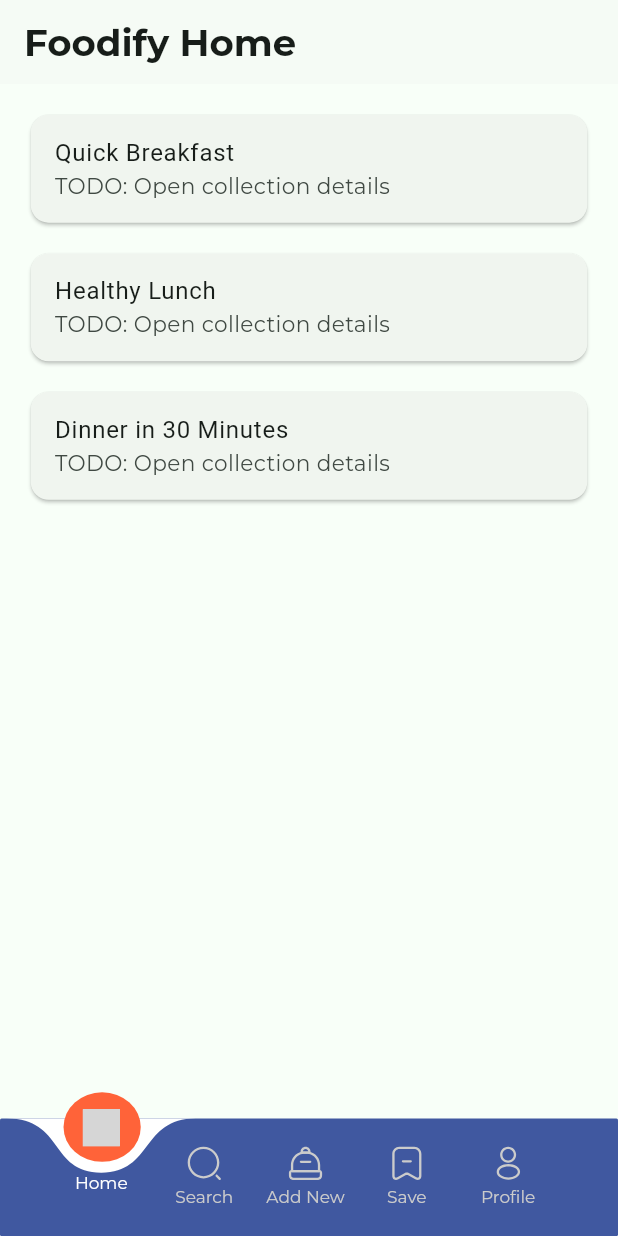
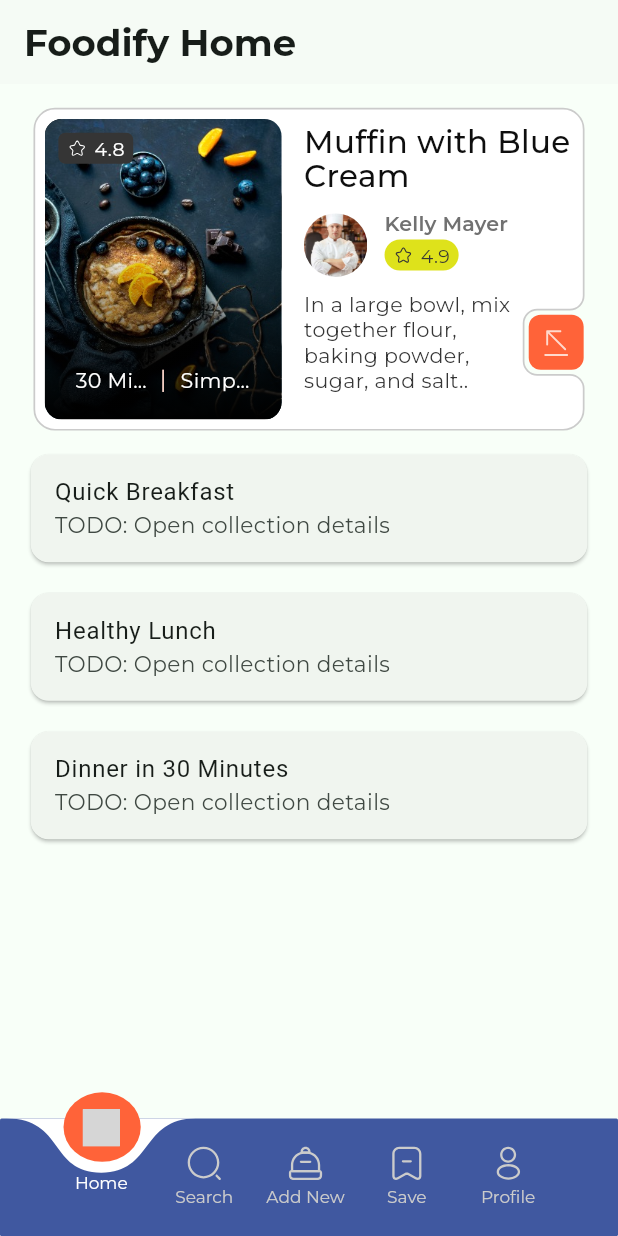
Before and after one commit to Nomonjon0124/foodify_cooking, a Flutter app: the HomePage screen opened by its route, on a phone screen of 412 x 824 dp. Run offline on Flutter 3.47's test engine with Material 3 defaults, Android fonts, the phone set to English and light mode, and no system bars; our stand-ins replace cached_network_image, dio, equatable, flutter_bloc, flutter_screenutil, flutter_svg and 5 more; project files that could hold a hidden picture were left out; grey boxes are pictures that could not be loaded.

Commit message:
custom paint widgets

```diff
--- /dev/null
+++ b/lib/common/widgets/recipe_cards/recipe_card_action_button.dart
@@ -0,0 +1,49 @@
+import 'dart:math' as math;
+
+import 'package:flutter/material.dart';
+import 'package:flutter_svg/flutter_svg.dart';
+
+class RecipeCardActionButton extends StatelessWidget {
+  const RecipeCardActionButton({
+    required this.onPressed,
+    super.key,
+    this.iconPath = 'assets/icons/recipe_cards/send.svg',
+    this.scale = 1,
+  });
+
+  final VoidCallback? onPressed;
+  final String iconPath;
+  final double scale;
+
+  @override
+  Widget build(BuildContext context) {
+    return GestureDetector(
+      behavior: HitTestBehavior.opaque,
+      onTap: onPressed,
+      child: Container(
+        key: const Key('recipe_card_action_button'),
+        width: 32 * scale,
+        height: 32 * scale,
+        padding: EdgeInsets.all(2 * scale),
+        decoration: BoxDecoration(
+          color: const Color(0xFFFF6339),
+          borderRadius: BorderRadius.circular(7 * scale),
+        ),
+        child: Center(
+          child: Transform.rotate(
+            angle: math.pi,
+            child: Transform(
+              alignment: Alignment.center,
+              transform: Matrix4.diagonal3Values(1, -1, 1),
+              child: SvgPicture.asset(
+                iconPath,
+                width: 18 * scale,
+                height: 18 * scale,
+              ),
+            ),
+          ),
+        ),
+      ),
+    );
+  }
+}
--- /dev/null
+++ b/lib/common/widgets/recipe_cards/recipe_main_card.dart
@@ -0,0 +1,278 @@
+import 'dart:math' as math;
+
+import 'package:flutter/material.dart';
+
+import '../../../core/gen/fonts.gen.dart';
+import 'recipe_card_action_button.dart';
+import 'recipe_main_card_image.dart';
+import 'recipe_rating_badge.dart';
+
+class RecipeMainCard extends StatelessWidget {
+  const RecipeMainCard({
+    required this.title,
+    required this.authorName,
+    required this.description,
+    required this.durationLabel,
+    required this.difficultyLabel,
+    required this.imagePath,
+    required this.authorImagePath,
+    required this.topRating,
+    required this.authorRating,
+    required this.onActionPressed,
+    super.key,
+    this.overlayImagePath =
+        'assets/images/recipe_cards/main_card_content_overlay.png',
+  });
+
+  final String title;
+  final String authorName;
+  final String description;
+  final String durationLabel;
+  final String difficultyLabel;
+  final String imagePath;
+  final String overlayImagePath;
+  final String authorImagePath;
+  final String topRating;
+  final String authorRating;
+  final VoidCallback? onActionPressed;
+
+  static const _designWidth = 320.0;
+  static const _designHeight = 187.0;
+  static const _maxResponsiveWidth = 420.0;
+
+  @override
+  Widget build(BuildContext context) {
+    return LayoutBuilder(
+      builder: (context, constraints) {
+        final screenWidth = MediaQuery.sizeOf(context).width;
+        final maxWidth = constraints.hasBoundedWidth
+            ? constraints.maxWidth
+            : screenWidth;
+        final preferredWidth = (screenWidth / 360) * _designWidth;
+        final cardWidth = math.min(
+          math.min(preferredWidth, _maxResponsiveWidth),
+          maxWidth,
+        );
+        final scale = cardWidth / _designWidth;
+        final cardHeight = _designHeight * scale;
+
+        return SizedBox(
+          key: const Key('recipe_main_card'),
+          width: cardWidth,
+          height: cardHeight,
+          child: Stack(
+            clipBehavior: Clip.none,
+            children: [
+              const Positioned.fill(
+                child: CustomPaint(
+                  key: Key('recipe_main_card_background'),
+                  painter: _RecipeMainCardBackgroundPainter(),
+                ),
+              ),
+              Positioned(
+                left: 6 * scale,
+                top: 6 * scale,
+                width: 314 * scale,
+                height: 175 * scale,
+                child: Stack(
+                  clipBehavior: Clip.none,
+                  children: [
+                    Positioned(
+                      left: 0,
+                      top: 0,
+                      child: RecipeMainCardImage(
+                        imagePath: imagePath,
+                        overlayImagePath: overlayImagePath,
+                        topRating: topRating,
+                        durationLabel: durationLabel,
+                        difficultyLabel: difficultyLabel,
+                        scale: scale,
+                      ),
+                    ),
+                    Positioned(
+                      left: 151 * scale,
+                      top: 3 * scale,
+                      width: 159 * scale,
+                      child: Column(
+                        crossAxisAlignment: CrossAxisAlignment.start,
+                        children: [
+                          SizedBox(
+                            height: 46 * scale,
+                            child: Text(
+                              title,
+                              maxLines: 2,
+                              overflow: TextOverflow.ellipsis,
+                              style: TextStyle(
+                                color: const Color(0xFF0E0E0E),
+                                fontSize: 18 * scale,
+                                fontWeight: FontWeight.w500,
+                                height: 1.12,
+                                fontFamily: FontFamily.montserrat,
+                              ),
+                            ),
+                          ),
+                          SizedBox(height: 6 * scale),
+                          _RecipeAuthorRow(
+                            authorName: authorName,
+                            authorImagePath: authorImagePath,
+                            authorRating: authorRating,
+                            scale: scale,
+                          ),
+                        ],
+                      ),
+                    ),
+                    Positioned(
+                      left: 151 * scale,
+                      top: 100 * scale,
+                      width: 163 * scale,
+                      child: Row(
+                        crossAxisAlignment: CrossAxisAlignment.center,
+                        children: [
+                          SizedBox(
+                            width: 125 * scale,
+                            height: 60 * scale,
+                            child: Text(
+                              description,
+                              maxLines: 4,
+                              overflow: TextOverflow.ellipsis,
+                              style: TextStyle(
+                                color: const Color(0xFF353535),
+                                fontSize: 12 * scale,
+                                fontWeight: FontWeight.w400,
+                                height: 1.25,
+                                fontFamily: FontFamily.montserrat,
+                              ),
+                            ),
+                          ),
+                          SizedBox(width: 6 * scale),
+                          RecipeCardActionButton(
+                            onPressed: onActionPressed,
+                            scale: scale,
+                          ),
+                        ],
+                      ),
+                    ),
+                  ],
+                ),
+              ),
+            ],
+          ),
+        );
+      },
+    );
+  }
+}
+
+class _RecipeAuthorRow extends StatelessWidget {
+  const _RecipeAuthorRow({
+    required this.authorName,
+    required this.authorImagePath,
+    required this.authorRating,
+    required this.scale,
+  });
+
+  final String authorName;
+  final String authorImagePath;
+  final String authorRating;
+  final double scale;
+
+  @override
+  Widget build(BuildContext context) {
+    return Row(
+      crossAxisAlignment: CrossAxisAlignment.start,
+      children: [
+        ClipOval(
+          child: Image.asset(
+            authorImagePath,
+            width: 37 * scale,
+            height: 37 * scale,
+            fit: BoxFit.cover,
+          ),
+        ),
+        SizedBox(width: 10 * scale),
+        SizedBox(
+          width: 108 * scale,
+          child: Column(
+            crossAxisAlignment: CrossAxisAlignment.start,
+            children: [
+              Text(
+                authorName,
+                maxLines: 1,
+                overflow: TextOverflow.ellipsis,
+                style: TextStyle(
+                  color: const Color(0xFF717171),
+                  fontSize: 12 * scale,
+                  fontWeight: FontWeight.w600,
+                  height: 1,
+                  letterSpacing: 0.096 * scale,
+                  fontFamily: FontFamily.montserrat,
+                ),
+              ),
+              SizedBox(height: 3 * scale),
+              RecipeRatingBadge(
+                rating: authorRating,
+                starAssetPath: 'assets/icons/recipe_cards/star_dark.svg',
+                backgroundColor: const Color(0xFFDEE21B),
+                textColor: const Color(0xFF353535),
+                borderRadius: 22,
+                scale: scale,
+              ),
+            ],
+          ),
+        ),
+      ],
+    );
+  }
+}
+
+class _RecipeMainCardBackgroundPainter extends CustomPainter {
+  const _RecipeMainCardBackgroundPainter();
+
+  static const _designWidth = 320.0;
+  static const _designHeight = 187.0;
+
+  @override
+  void paint(Canvas canvas, Size size) {
+    if (size.isEmpty) return;
+
+    canvas
+      ..save()
+      ..scale(size.width / _designWidth, size.height / _designHeight);
+
+    final path = Path()
+      ..moveTo(308, 0)
+      ..cubicTo(314.627, 0, 320, 5.37259, 320, 12)
+      ..lineTo(320, 109)
+      ..cubicTo(320, 113.418, 316.418, 117, 312, 117)
+      ..lineTo(293, 117)
+      ..cubicTo(288.582, 117, 285, 120.582, 285, 125)
+      ..lineTo(285, 147)
+      ..cubicTo(285, 151.418, 288.582, 155, 293, 155)
+      ..lineTo(312, 155)
+      ..cubicTo(316.418, 155, 320, 158.582, 320, 163)
+      ..lineTo(320, 175)
+      ..cubicTo(320, 181.627, 314.627, 187, 308, 187)
+      ..lineTo(12, 187)
+      ..cubicTo(5.37259, 187, 0, 181.627, 0, 175)
+      ..lineTo(0, 12)
+      ..cubicTo(0, 5.37258, 5.37258, 0, 12, 0)
+      ..lineTo(308, 0)
+      ..close();
+
+    canvas
+      ..drawPath(path, Paint()..color = Colors.white)
+      ..drawPath(
+        path,
+        Paint()
+          ..color = const Color(0xFFCBCBCB)
+          ..style = PaintingStyle.stroke
+          ..strokeWidth = 1,
+      )
+      ..restore();
+  }
+
+  @override
+  bool shouldRepaint(covariant _RecipeMainCardBackgroundPainter oldDelegate) {
+    return false;
+  }
+}
--- /dev/null
+++ b/lib/common/widgets/recipe_cards/recipe_main_card_image.dart
@@ -0,0 +1,116 @@
+import 'package:flutter/material.dart';
+
+import '../../../core/gen/fonts.gen.dart';
+import 'recipe_rating_badge.dart';
+
+class RecipeMainCardImage extends StatelessWidget {
+  const RecipeMainCardImage({
+    required this.imagePath,
+    required this.overlayImagePath,
+    required this.topRating,
+    required this.durationLabel,
+    required this.difficultyLabel,
+    super.key,
+    this.scale = 1,
+  });
+
+  final String imagePath;
+  final String overlayImagePath;
+  final String topRating;
+  final String durationLabel;
+  final String difficultyLabel;
+  final double scale;
+
+  @override
+  Widget build(BuildContext context) {
+    return ClipRRect(
+      borderRadius: BorderRadius.circular(10 * scale),
+      child: SizedBox(
+        width: 138 * scale,
+        height: 175 * scale,
+        child: Stack(
+          fit: StackFit.expand,
+          children: [
+            Image.asset(imagePath, fit: BoxFit.cover),
+            Image.asset(overlayImagePath, fit: BoxFit.cover),
+            Positioned(
+              left: 8 * scale,
+              top: 8 * scale,
+              child: RecipeRatingBadge(
+                rating: topRating,
+                starAssetPath: 'assets/icons/recipe_cards/star_white.svg',
+                backgroundColor: const Color(0xFF353535),
+                textColor: Colors.white,
+                scale: scale,
+              ),
+            ),
+            Positioned(
+              left: 0,
+              right: 0,
+              bottom: 0,
+              height: 101 * scale,
+              child: DecoratedBox(
+                decoration: BoxDecoration(
+                  gradient: LinearGradient(
+                    begin: Alignment.topCenter,
+                    end: Alignment.bottomCenter,
+                    colors: [
+                      const Color(0xFF030303).withValues(alpha: 0),
+                      Colors.black,
+                    ],
+                  ),
+                ),
+              ),
+            ),
+            Positioned(
+              left: 18 * scale,
+              right: 18 * scale,
+              bottom: 16 * scale,
+              child: SizedBox(
+                width: 120 * scale,
+                child: Row(
+                  mainAxisAlignment: MainAxisAlignment.center,
+                  children: [
+                    Expanded(child: _MetaText(durationLabel, scale: scale)),
+                    SizedBox(width: 9 * scale),
+                    Container(
+                      width: 1 * scale,
+                      height: 13 * scale,
+                      color: const Color(0xFFFFD9CD),
+                    ),
+                    SizedBox(width: 9 * scale),
+                    Expanded(child: _MetaText(difficultyLabel, scale: scale)),
+                  ],
+                ),
+              ),
+            ),
+          ],
+        ),
+      ),
+    );
+  }
+}
+
+class _MetaText extends StatelessWidget {
+  const _MetaText(this.text, {required this.scale});
+
+  final String text;
+  final double scale;
+
+  @override
+  Widget build(BuildContext context) {
+    return Text(
+      text,
+      textAlign: TextAlign.center,
+      maxLines: 1,
+      overflow: TextOverflow.ellipsis,
+      style: TextStyle(
+        color: Colors.white,
+        fontSize: 12 * scale,
+        fontWeight: FontWeight.w400,
+        height: 1,
+        fontFamily: FontFamily.montserrat,
+      ),
+    );
+  }
+}
--- /dev/null
+++ b/lib/common/widgets/recipe_cards/recipe_rating_badge.dart
@@ -0,0 +1,58 @@
+import 'package:flutter/material.dart';
+import 'package:flutter_svg/flutter_svg.dart';
+
+import '../../../core/gen/fonts.gen.dart';
+
+class RecipeRatingBadge extends StatelessWidget {
+  const RecipeRatingBadge({
+    required this.rating,
+    required this.starAssetPath,
+    required this.backgroundColor,
+    required this.textColor,
+    super.key,
+    this.borderRadius = 4,
+    this.scale = 1,
+  });
+
+  final String rating;
+  final String starAssetPath;
+  final Color backgroundColor;
+  final Color textColor;
+  final double borderRadius;
+  final double scale;
+
+  @override
+  Widget build(BuildContext context) {
+    return Container(
+      height: 18 * scale,
+      padding: EdgeInsets.symmetric(horizontal: 5 * scale, vertical: 4 * scale),
+      decoration: BoxDecoration(
+        color: backgroundColor,
+        borderRadius: BorderRadius.circular(borderRadius * scale),
+      ),
+      child: Row(
+        mainAxisSize: MainAxisSize.min,
+        mainAxisAlignment: MainAxisAlignment.center,
+        children: [
+          SvgPicture.asset(
+            starAssetPath,
+            width: 12 * scale,
+            height: 12 * scale,
+            colorFilter: ColorFilter.mode(textColor, BlendMode.srcIn),
+          ),
+          SizedBox(width: 4 * scale),
+          Text(
+            rating,
+            style: TextStyle(
+              color: textColor,
+              fontSize: 11 * scale,
+              fontWeight: FontWeight.w400,
+              height: 1,
+              fontFamily: FontFamily.montserrat,
+            ),
+          ),
+        ],
+      ),
+    );
+  }
+}
--- a/lib/features/home/presentation/pages/home_page.dart
+++ b/lib/features/home/presentation/pages/home_page.dart
@@ -4,6 +4,7 @@ import 'package:flutter_screenutil/flutter_screenutil.dart';
 
 import '../../../../common/widgets/app_loader.dart';
 import '../../../../common/widgets/app_snackbar.dart';
+import '../../../../common/widgets/recipe_cards/recipe_main_card.dart';
 import '../../../../core/di/injection_container.dart';
 import '../cubit/home_cubit.dart';
 import '../cubit/home_state.dart';
@@ -31,18 +32,47 @@ class HomePage extends StatelessWidget {
               return const AppLoader();
             }
 
+            // TODO: Replace static Figma sample with real recipe data.
+            final demoCard = RecipeMainCard(
+              title: 'Muffin with Blue Cream',
+              authorName: 'Kelly Mayer',
+              description:
+                  'In a large bowl, mix together flour, baking powder, sugar, and salt..',
+              durationLabel: '30 Min',
+              difficultyLabel: 'Simple',
+              imagePath: 'assets/images/recipe_cards/main_card_content.png',
+              authorImagePath: 'assets/images/recipe_cards/user_pic.png',
+              topRating: '4.8',
+              authorRating: '4.9',
+              onActionPressed: () {
+                AppSnackbar.show(context, 'Recipe card action');
+              },
+            );
+
             if (state.collections.isEmpty) {
-              return const Center(child: Text('No featured collections yet'));
+              return ListView(
+                padding: EdgeInsets.all(16.r),
+                children: [
+                  Center(child: demoCard),
+                  SizedBox(height: 12.h),
+                  const Center(child: Text('No featured collections yet')),
+                ],
+              );
             }
 
             return ListView.separated(
               padding: EdgeInsets.all(16.r),
-              itemCount: state.collections.length,
+              itemCount: state.collections.length + 1,
               separatorBuilder: (_, _) => SizedBox(height: 12.h),
               itemBuilder: (context, index) {
+                if (index == 0) {
+                  return Center(child: demoCard);
+                }
+
+                final collection = state.collections[index - 1];
                 return Card(
                   child: ListTile(
-                    title: Text(state.collections[index]),
+                    title: Text(collection),
                     subtitle: const Text('TODO: Open collection details'),
                   ),
                 );
--- a/pubspec.yaml
+++ b/pubspec.yaml
@@ -50,8 +50,10 @@ flutter:
   assets:
     - assets/images/
     - assets/images/onboarding/
+    - assets/images/recipe_cards/
     - assets/icons/
     - assets/icons/bottom_nav/
+    - assets/icons/recipe_cards/
 
   fonts:
     - family: Montserrat
```
Also changed, not shown: assets/icons/recipe_cards/send.svg (added), assets/icons/recipe_cards/star_dark.svg (added), assets/icons/recipe_cards/star_white.svg (added), assets/images/recipe_cards/main_card_content.png (added), assets/images/recipe_cards/main_card_content_overlay.png (added), assets/images/recipe_cards/user_pic.png (added), 2 other files.
